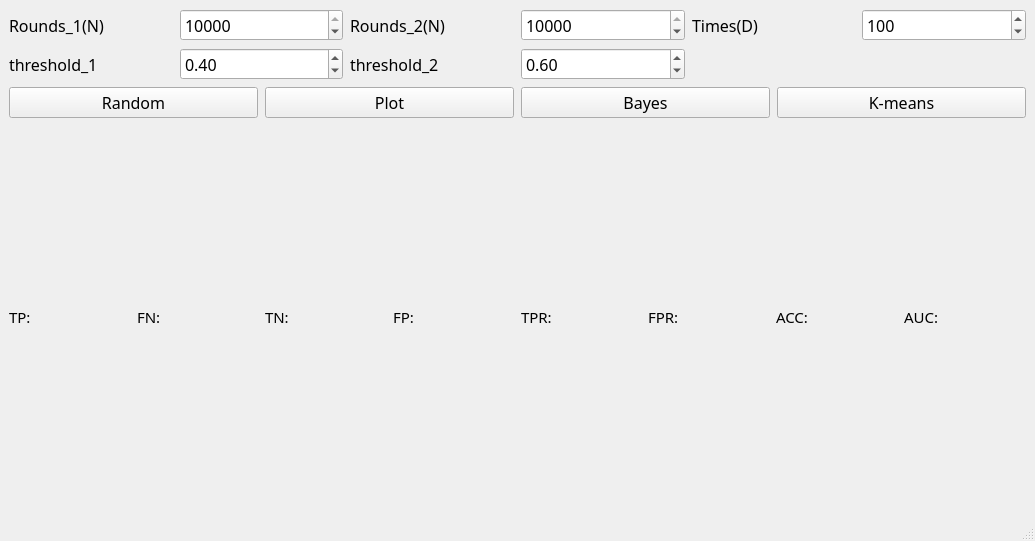
The window that hw.ui (ek2061/Gaussian-Distribution-pyqt5) describes before a commit, drawn with Qt 5.
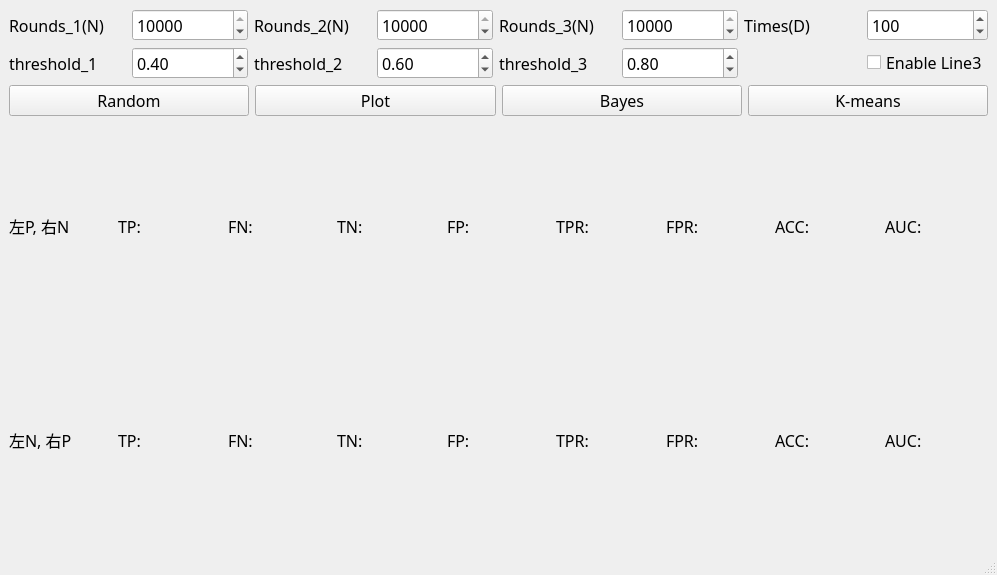
The same window after the commit.

```diff
--- a/hw.ui
+++ b/hw.ui
@@ -6,37 +6,17 @@
    <rect>
     <x>0</x>
     <y>0</y>
-    <width>1035</width>
-    <height>541</height>
+    <width>997</width>
+    <height>575</height>
    </rect>
   </property>
   <property name="windowTitle">
    <string>MainWindow</string>
   </property>
   <widget class="QWidget" name="centralwidget">
-   <layout class="QVBoxLayout" name="verticalLayout_5">
-    <item>
-     <layout class="QVBoxLayout" name="verticalLayout_4">
-      <item>
-       <layout class="QVBoxLayout" name="verticalLayout_3" stretch="1,1,5">
-        <property name="spacing">
-         <number>7</number>
-        </property>
+   <layout class="QVBoxLayout" name="verticalLayout_3" stretch="1,1,5,1">
         <item>
          <layout class="QGridLayout" name="gridLayout">
-          <item row="0" column="0">
-           <widget class="QLabel" name="label">
-            <property name="font">
-             <font>
-              <family>微軟正黑體</family>
-              <pointsize>12</pointsize>
-             </font>
-            </property>
-            <property name="text">
-             <string>Rounds_1(N)</string>
-            </property>
-           </widget>
-          </item>
           <item row="0" column="1">
            <widget class="QSpinBox" name="spinBox">
             <property name="font">
@@ -65,12 +45,25 @@
              </font>
             </property>
             <property name="text">
-             <string>Times(D)</string>
+         <string>Rounds_3(N)</string>
             </property>
            </widget>
           </item>
-          <item row="0" column="6">
-           <widget class="QSpinBox" name="spinBox_3">
+      <item row="0" column="0">
+       <widget class="QLabel" name="label">
+        <property name="font">
+         <font>
+          <family>微軟正黑體</family>
+          <pointsize>12</pointsize>
+         </font>
+        </property>
+        <property name="text">
+         <string>Rounds_1(N)</string>
+        </property>
+       </widget>
+      </item>
+      <item row="0" column="3">
+       <widget class="QSpinBox" name="spinBox_2">
             <property name="font">
              <font>
               <family>微軟正黑體</family>
@@ -81,15 +74,31 @@
              <number>1</number>
             </property>
             <property name="maximum">
-             <number>1000</number>
+         <number>10000</number>
             </property>
             <property name="value">
-             <number>100</number>
+         <number>10000</number>
+        </property>
+       </widget>
+      </item>
+      <item row="1" column="3">
+       <widget class="QDoubleSpinBox" name="doubleSpinBox_2">
+        <property name="font">
+         <font>
+          <family>微軟正黑體</family>
+          <pointsize>12</pointsize>
+         </font>
+        </property>
+        <property name="maximum">
+         <double>1.000000000000000</double>
+        </property>
+        <property name="value">
+         <double>0.600000000000000</double>
             </property>
            </widget>
           </item>
           <item row="1" column="0">
-           <widget class="QLabel" name="label_3">
+       <widget class="QLabel" name="label_2">
             <property name="font">
              <font>
               <family>微軟正黑體</family>
@@ -101,22 +110,6 @@
             </property>
            </widget>
           </item>
-          <item row="1" column="1">
-           <widget class="QDoubleSpinBox" name="doubleSpinBox">
-            <property name="font">
-             <font>
-              <family>微軟正黑體</family>
-              <pointsize>12</pointsize>
-             </font>
-            </property>
-            <property name="maximum">
-             <double>1.000000000000000</double>
-            </property>
-            <property name="value">
-             <double>0.400000000000000</double>
-            </property>
-           </widget>
-          </item>
           <item row="1" column="2">
            <widget class="QLabel" name="label_4">
             <property name="font">
@@ -131,7 +124,7 @@
            </widget>
           </item>
           <item row="0" column="2">
-           <widget class="QLabel" name="label_2">
+       <widget class="QLabel" name="label_3">
             <property name="font">
              <font>
               <family>微軟正黑體</family>
@@ -143,8 +136,50 @@
             </property>
            </widget>
           </item>
-          <item row="0" column="3">
-           <widget class="QSpinBox" name="spinBox_2">
+      <item row="1" column="1">
+       <widget class="QDoubleSpinBox" name="doubleSpinBox">
+        <property name="font">
+         <font>
+          <family>微軟正黑體</family>
+          <pointsize>12</pointsize>
+         </font>
+        </property>
+        <property name="maximum">
+         <double>1.000000000000000</double>
+        </property>
+        <property name="value">
+         <double>0.400000000000000</double>
+        </property>
+       </widget>
+      </item>
+      <item row="1" column="5">
+       <widget class="QLabel" name="label_6">
+        <property name="font">
+         <font>
+          <family>微軟正黑體</family>
+          <pointsize>12</pointsize>
+         </font>
+        </property>
+        <property name="text">
+         <string>threshold_3</string>
+        </property>
+       </widget>
+      </item>
+      <item row="0" column="7">
+       <widget class="QLabel" name="label_7">
+        <property name="font">
+         <font>
+          <family>微軟正黑體</family>
+          <pointsize>12</pointsize>
+         </font>
+        </property>
+        <property name="text">
+         <string>Times(D)</string>
+        </property>
+       </widget>
+      </item>
+      <item row="0" column="8">
+       <widget class="QSpinBox" name="spinBox_4">
             <property name="font">
              <font>
               <family>微軟正黑體</family>
@@ -155,6 +190,28 @@
              <number>1</number>
             </property>
             <property name="maximum">
+         <number>1000</number>
+        </property>
+        <property name="value">
+         <number>100</number>
+        </property>
+       </widget>
+      </item>
+      <item row="0" column="6">
+       <widget class="QSpinBox" name="spinBox_3">
+        <property name="enabled">
+         <bool>true</bool>
+        </property>
+        <property name="font">
+         <font>
+          <family>微軟正黑體</family>
+          <pointsize>12</pointsize>
+         </font>
+        </property>
+        <property name="readOnly">
+         <bool>false</bool>
+        </property>
+        <property name="maximum">
              <number>10000</number>
             </property>
             <property name="value">
@@ -162,8 +219,8 @@
             </property>
            </widget>
           </item>
-          <item row="1" column="3">
-           <widget class="QDoubleSpinBox" name="doubleSpinBox_2">
+      <item row="1" column="6">
+       <widget class="QDoubleSpinBox" name="doubleSpinBox_3">
             <property name="font">
              <font>
               <family>微軟正黑體</family>
@@ -174,7 +231,23 @@
              <double>1.000000000000000</double>
             </property>
             <property name="value">
-             <double>0.600000000000000</double>
+         <double>0.800000000000000</double>
+        </property>
+       </widget>
+      </item>
+      <item row="1" column="8">
+       <widget class="QCheckBox" name="checkBox">
+        <property name="enabled">
+         <bool>true</bool>
+        </property>
+        <property name="font">
+         <font>
+          <family>微軟正黑體</family>
+          <pointsize>12</pointsize>
+         </font>
+        </property>
+        <property name="text">
+         <string>Enable Line3</string>
             </property>
            </widget>
           </item>
@@ -249,115 +322,241 @@
           </item>
          </layout>
         </item>
-       </layout>
-      </item>
       <item>
-       <layout class="QHBoxLayout" name="horizontalLayout_4">
-        <item>
-         <widget class="QLabel" name="label_6">
+     <layout class="QGridLayout" name="gridLayout_2">
+      <item row="0" column="0">
+       <widget class="QLabel" name="label_24">
           <property name="font">
            <font>
             <family>微軟正黑體</family>
-            <pointsize>11</pointsize>
+          <pointsize>12</pointsize>
            </font>
           </property>
           <property name="text">
-           <string>TP:</string>
+         <string>左P, 右N</string>
           </property>
          </widget>
         </item>
-        <item>
-         <widget class="QLabel" name="label_7">
-          <property name="font">
-           <font>
-            <family>微軟正黑體</family>
-            <pointsize>11</pointsize>
-           </font>
-          </property>
-          <property name="text">
-           <string>FN:</string>
-          </property>
-         </widget>
-        </item>
-        <item>
+      <item row="0" column="1">
          <widget class="QLabel" name="label_8">
           <property name="font">
            <font>
             <family>微軟正黑體</family>
-            <pointsize>11</pointsize>
+          <pointsize>12</pointsize>
            </font>
           </property>
           <property name="text">
-           <string>TN:</string>
+         <string>TP:</string>
           </property>
          </widget>
         </item>
-        <item>
+      <item row="0" column="2">
          <widget class="QLabel" name="label_9">
           <property name="font">
            <font>
             <family>微軟正黑體</family>
-            <pointsize>11</pointsize>
+          <pointsize>12</pointsize>
            </font>
           </property>
           <property name="text">
-           <string>FP:</string>
+         <string>FN:</string>
           </property>
          </widget>
         </item>
-        <item>
+      <item row="0" column="3">
          <widget class="QLabel" name="label_10">
           <property name="font">
            <font>
             <family>微軟正黑體</family>
-            <pointsize>11</pointsize>
+          <pointsize>12</pointsize>
            </font>
           </property>
           <property name="text">
-           <string>TPR:</string>
+         <string>TN:</string>
           </property>
          </widget>
         </item>
-        <item>
+      <item row="0" column="4">
          <widget class="QLabel" name="label_11">
           <property name="font">
            <font>
             <family>微軟正黑體</family>
-            <pointsize>11</pointsize>
+          <pointsize>12</pointsize>
            </font>
           </property>
           <property name="text">
-           <string>FPR:</string>
+         <string>FP:</string>
           </property>
          </widget>
         </item>
-        <item>
+      <item row="0" column="5">
          <widget class="QLabel" name="label_12">
           <property name="font">
            <font>
             <family>微軟正黑體</family>
-            <pointsize>11</pointsize>
+          <pointsize>12</pointsize>
            </font>
           </property>
           <property name="text">
-           <string>ACC:</string>
+         <string>TPR:</string>
           </property>
          </widget>
         </item>
-        <item>
+      <item row="0" column="6">
          <widget class="QLabel" name="label_13">
           <property name="font">
            <font>
             <family>微軟正黑體</family>
-            <pointsize>11</pointsize>
+          <pointsize>12</pointsize>
            </font>
           </property>
           <property name="text">
+         <string>FPR:</string>
+        </property>
+       </widget>
+      </item>
+      <item row="0" column="7">
+       <widget class="QLabel" name="label_14">
+        <property name="font">
+         <font>
+          <family>微軟正黑體</family>
+          <pointsize>12</pointsize>
+         </font>
+        </property>
+        <property name="text">
+         <string>ACC:</string>
+        </property>
+       </widget>
+      </item>
+      <item row="0" column="8">
+       <widget class="QLabel" name="label_15">
+        <property name="font">
+         <font>
+          <family>微軟正黑體</family>
+          <pointsize>12</pointsize>
+         </font>
+        </property>
+        <property name="text">
            <string>AUC:</string>
           </property>
          </widget>
         </item>
-       </layout>
+      <item row="1" column="0">
+       <widget class="QLabel" name="label_25">
+        <property name="font">
+         <font>
+          <family>微軟正黑體</family>
+          <pointsize>12</pointsize>
+         </font>
+        </property>
+        <property name="text">
+         <string>左N, 右P</string>
+        </property>
+       </widget>
+      </item>
+      <item row="1" column="1">
+       <widget class="QLabel" name="label_16">
+        <property name="font">
+         <font>
+          <family>微軟正黑體</family>
+          <pointsize>12</pointsize>
+         </font>
+        </property>
+        <property name="text">
+         <string>TP:</string>
+        </property>
+       </widget>
+      </item>
+      <item row="1" column="2">
+       <widget class="QLabel" name="label_17">
+        <property name="font">
+         <font>
+          <family>微軟正黑體</family>
+          <pointsize>12</pointsize>
+         </font>
+        </property>
+        <property name="text">
+         <string>FN:</string>
+        </property>
+       </widget>
+      </item>
+      <item row="1" column="3">
+       <widget class="QLabel" name="label_18">
+        <property name="font">
+         <font>
+          <family>微軟正黑體</family>
+          <pointsize>12</pointsize>
+         </font>
+        </property>
+        <property name="text">
+         <string>TN:</string>
+        </property>
+       </widget>
+      </item>
+      <item row="1" column="4">
+       <widget class="QLabel" name="label_19">
+        <property name="font">
+         <font>
+          <family>微軟正黑體</family>
+          <pointsize>12</pointsize>
+         </font>
+        </property>
+        <property name="text">
+         <string>FP:</string>
+        </property>
+       </widget>
+      </item>
+      <item row="1" column="5">
+       <widget class="QLabel" name="label_20">
+        <property name="font">
+         <font>
+          <family>微軟正黑體</family>
+          <pointsize>12</pointsize>
+         </font>
+        </property>
+        <property name="text">
+         <string>TPR:</string>
+        </property>
+       </widget>
+      </item>
+      <item row="1" column="6">
+       <widget class="QLabel" name="label_21">
+        <property name="font">
+         <font>
+          <family>微軟正黑體</family>
+          <pointsize>12</pointsize>
+         </font>
+        </property>
+        <property name="text">
+         <string>FPR:</string>
+        </property>
+       </widget>
+      </item>
+      <item row="1" column="7">
+       <widget class="QLabel" name="label_22">
+        <property name="font">
+         <font>
+          <family>微軟正黑體</family>
+          <pointsize>12</pointsize>
+         </font>
+        </property>
+        <property name="text">
+         <string>ACC:</string>
+        </property>
+       </widget>
+      </item>
+      <item row="1" column="8">
+       <widget class="QLabel" name="label_23">
+        <property name="font">
+         <font>
+          <family>微軟正黑體</family>
+          <pointsize>12</pointsize>
+         </font>
+        </property>
+        <property name="text">
+         <string>AUC:</string>
+        </property>
+       </widget>
       </item>
      </layout>
     </item>
@@ -368,7 +567,7 @@
     <rect>
      <x>0</x>
      <y>0</y>
-     <width>1035</width>
+     <width>997</width>
      <height>21</height>
     </rect>
    </property>
```
Lines whose indentation alone changed are shown as unchanged.
